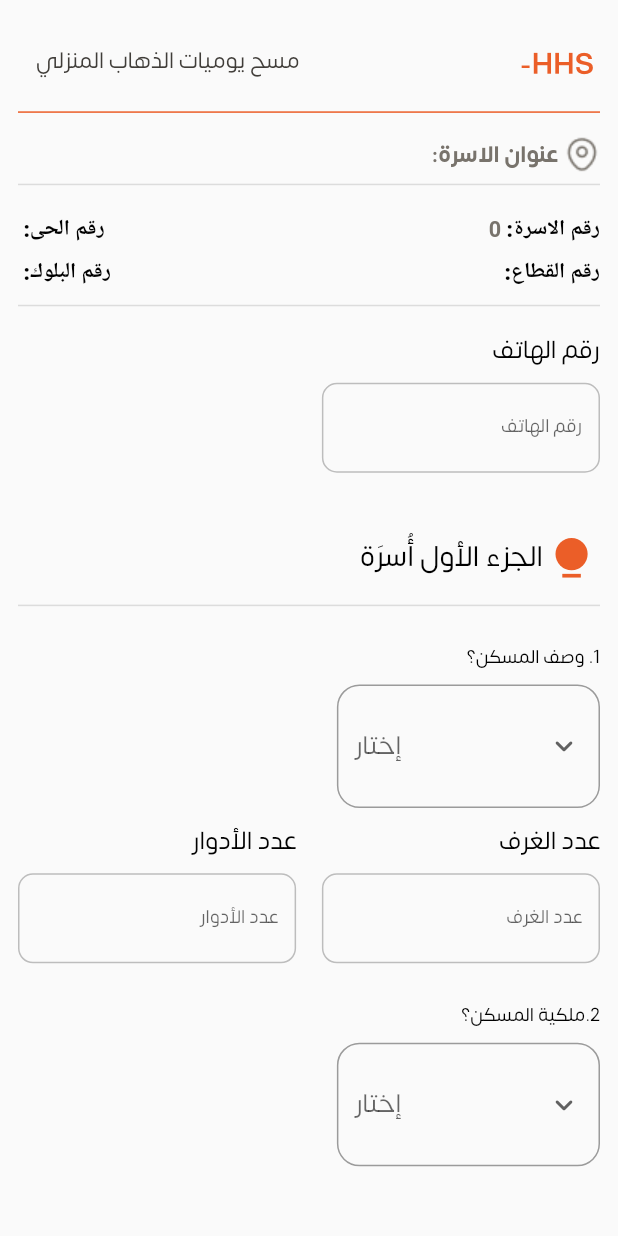
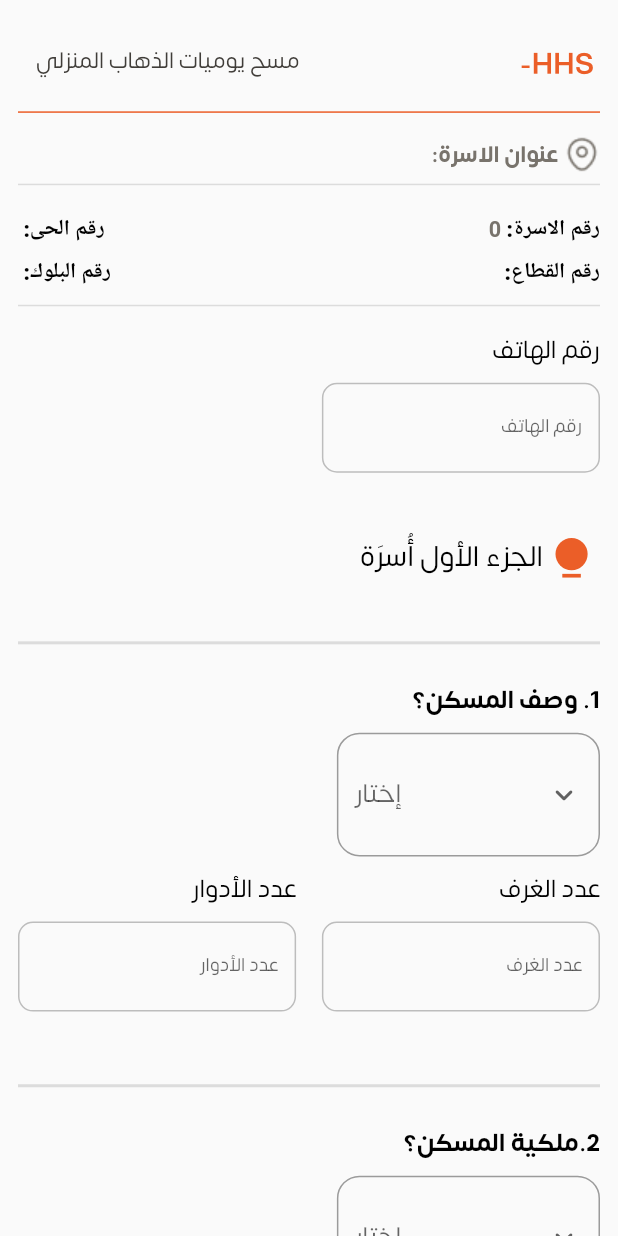
Before and after one commit to atefelsaeed/Jaddah-Household-Survey, a Flutter app: the SurveyScreen screen opened directly with empty values, on a phone screen of 412 x 824 dp. Run offline on Flutter 3.47's test engine with Material 2 defaults, Android fonts, the phone set to English and light mode, and no system bars; our stand-ins replace connectivity_plus, firebase_core, firebase_messaging, fluttertoast, geocoding, geolocator and 4 more; missing offline and left inert: connectivity_plus_web, enum_to_string, firebase_core_web, firebase_messaging_web, location_web, search_map_place_updated and 1 more; accounts and stored records are empty; network calls fail.

Commit message:
Rules HHS

```diff
--- a/lib/Data/HouseholdPart1/validate_data/vehicles_validation.dart
+++ b/lib/Data/HouseholdPart1/validate_data/vehicles_validation.dart
@@ -223,6 +223,7 @@ class CheckVehiclesValidation {
       //   surveys.addNotFilledSurvey(surveyPt.data);
       //   debugPrint('addNotFilledSurvey Vec');
       // }
+
       Navigator.push(
         context,
         MaterialPageRoute(
--- a/lib/UI/Screens/Survey/Components/house_hold_member.dart
+++ b/lib/UI/Screens/Survey/Components/house_hold_member.dart
@@ -23,10 +23,6 @@ class HouseHoldMember extends StatelessWidget {
             ),
           ])
         ]),
-        AppSize.spaceHeight1(context),
-        const Divider(
-          thickness: 1,
-        ),
         AppSize.spaceHeight2(context),
       ],
     );
--- a/lib/UI/Screens/Survey/syrvey_screen.dart
+++ b/lib/UI/Screens/Survey/syrvey_screen.dart
@@ -19,6 +19,7 @@ import 'package:shared_preferences/shared_preferences.dart';
 import '../../../Models/user_serveys_model.dart';
 import '../../../Providers/user_surveys.dart';
 import '../../Widgets/exit_screen.dart';
+import '../../Widgets/item_text_span.dart';
 import '../vechicles/components/nearest_transporter.dart';
 import 'Components/hhs_Q5.dart';
 import 'Components/hhs_Q81.dart';
@@ -151,8 +152,11 @@ print( widget.itemSurveyModel.id);
                                     ),
                                     AppSize.spaceHeight3(context),
                                     const HouseHoldMember(),
+                                    Divider(thickness: 2,height: height(context)*.06,),
                                     // ====Question 1====
                                     const HHSQ1(),
+                                    Divider(thickness: 2,height: height(context)*.06,),
+                                    //
                                     // ====Question 2====
                                     const HHSQ2(),
                                     // ====Question 3====
@@ -198,6 +202,8 @@ print( widget.itemSurveyModel.id);
                                         editingController3: editingController
                                             .editingController3Q83),
                                     AppSize.spaceHeight2(context),
+                                    const MyDivider(),
+
                                     const QH9(),
                                     AppSize.spaceHeight3(context),
                                     //========HHSQ9=================
--- a/lib/UI/Widgets/dropdown_form_input.dart
+++ b/lib/UI/Widgets/dropdown_form_input.dart
@@ -1,6 +1,7 @@
 import 'package:flutter/material.dart';
 import 'package:jaddah_household_survey/Resources/colors.dart';
 import 'package:jaddah_household_survey/Resources/sizes.dart';
+import 'package:jaddah_household_survey/UI/Widgets/item_point.dart';
 import 'package:jaddah_household_survey/UI/Widgets/text.dart';
 
 class DropDownFormInput2<T> extends StatelessWidget {
@@ -135,10 +136,16 @@ class DropDownFormInput<T> extends StatelessWidget {
         children: [
           SizedBox(
               width: width(context) * .45 - 10,
-              child: TextGlobal(
-                text: hint.toString(),
-                fontSize: height(context) * .015,
-                color: ColorManager.black,
+              child: Row(
+                children: [
+                  // const ItemPoint(),
+                  TextGlobal(
+                    text: hint.toString(),
+                    fontSize: width(context) * .04,
+                    color: ColorManager.black,
+                    fontWeight: FontWeight.w800,
+                  ),
+                ],
               )),
           AppSize.spaceHeight1(context),
           SizedBox(
--- a/lib/UI/Widgets/item_text_span.dart
+++ b/lib/UI/Widgets/item_text_span.dart
@@ -46,8 +46,9 @@ class MyDivider extends StatelessWidget {
 
   @override
   Widget build(BuildContext context) {
-    return const Divider(
+    return  Divider(
       thickness: 2,
+      height: height(context)*.06,
     );
   }
 }
```
Also changed, not shown: lib/UI/Screens/Survey/Components/action_button.dart (+11 -9 lines), lib/UI/Screens/trips/components/headline_trip.dart (+15 -11 lines).
